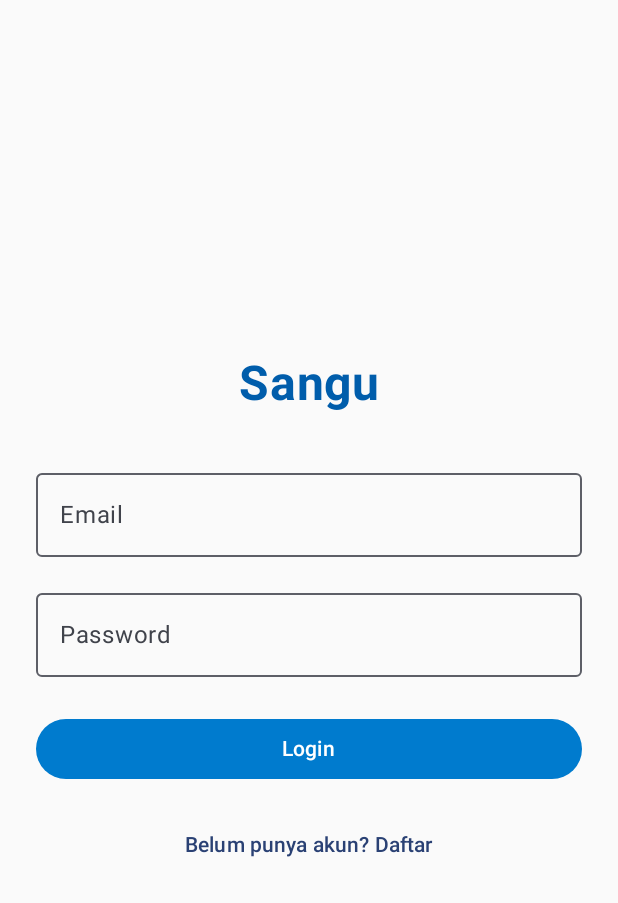
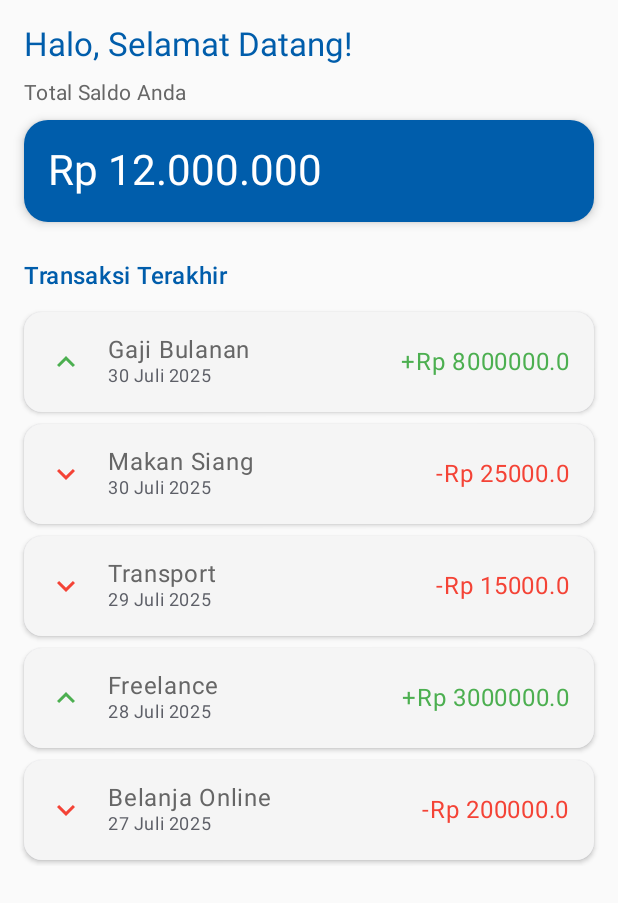
Before and after one commit to Rifqips/Sangu, an Android app built with Jetpack Compose: the screen it shows after launch (MainActivity), after a tap on "Login", on a phone screen of 412 x 824 dp. Shown: the top 903 px of the screen. Run offline under Robolectric (Android 15) with nearby library versions, the phone set to English and light mode, and no system bars; our stand-ins replace Dagger/Hilt's generated code, accompanist.

Commit message:
slicing dashboard ui

```diff
--- a/app/src/main/java/id/application/sangugue/data/model/UserDto.kt
+++ b/app/src/main/java/id/application/sangugue/data/model/auth/UserDto.kt
@@ -1,4 +1,4 @@
-package id.application.sangugue.data.model
+package id.application.sangugue.data.model.auth
 
 data class UserDto(
     val username: String = "",
--- /dev/null
+++ b/app/src/main/java/id/application/sangugue/data/model/transaction/Transaction.kt
@@ -0,0 +1,102 @@
+package id.application.sangugue.data.model.transaction
+
+import androidx.compose.foundation.background
+import androidx.compose.foundation.layout.Column
+import androidx.compose.foundation.layout.Row
+import androidx.compose.foundation.layout.Spacer
+import androidx.compose.foundation.layout.fillMaxWidth
+import androidx.compose.foundation.layout.padding
+import androidx.compose.foundation.layout.size
+import androidx.compose.foundation.layout.width
+import androidx.compose.foundation.lazy.LazyColumn
+import androidx.compose.foundation.lazy.items
+import androidx.compose.foundation.shape.RoundedCornerShape
+import androidx.compose.material.icons.Icons
+import androidx.compose.material.icons.filled.KeyboardArrowDown
+import androidx.compose.material.icons.filled.KeyboardArrowUp
+import androidx.compose.material3.Card
+import androidx.compose.material3.CardDefaults
+import androidx.compose.material3.Icon
+import androidx.compose.material3.MaterialTheme
+import androidx.compose.material3.Text
+import androidx.compose.runtime.Composable
+import androidx.compose.ui.Alignment
+import androidx.compose.ui.Modifier
+import androidx.compose.ui.graphics.Color
+import androidx.compose.ui.unit.dp
+import id.application.sangugue.ui.theme.GrayText
+import id.application.sangugue.ui.theme.LightGray
+
+data class Transaction(
+    val id: Int,
+    val title: String,
+    val amount: Double,
+    val type: String, // "pemasukan" atau "pengeluaran"
+    val date: String
+)
+
+val sampleTransactions = listOf(
+    Transaction(1, "Gaji Bulanan", 8000000.0, "pemasukan", "30 Juli 2025"),
+    Transaction(2, "Makan Siang", -25000.0, "pengeluaran", "30 Juli 2025"),
+    Transaction(3, "Transport", -15000.0, "pengeluaran", "29 Juli 2025"),
+    Transaction(4, "Freelance", 3000000.0, "pemasukan", "28 Juli 2025"),
+    Transaction(5, "Belanja Online", -200000.0, "pengeluaran", "27 Juli 2025"),
+)
+
+@Composable
+fun TransactionList(transactions: List<Transaction>, modifier: Modifier = Modifier) {
+    LazyColumn(modifier = modifier) {
+        items(transactions) { transaction ->
+            TransactionItem(transaction)
+        }
+    }
+}
+
+@Composable
+fun TransactionItem(transaction: Transaction) {
+    val isIncome = transaction.type == "pemasukan"
+    val color = if (isIncome) Color(0xFF4CAF50) else Color(0xFFF44336)
+
+    Card(
+        modifier = Modifier
+            .fillMaxWidth()
+            .padding(vertical = 4.dp),
+        shape = RoundedCornerShape(12.dp),
+        elevation = CardDefaults.cardElevation(2.dp)
+    ) {
+        Row(
+            modifier = Modifier
+                .background(LightGray)
+                .padding(16.dp),
+            verticalAlignment = Alignment.CenterVertically
+        ) {
+            Icon(
+                imageVector = if (isIncome) Icons.Default.KeyboardArrowUp else Icons.Default.KeyboardArrowDown,
+                contentDescription = null,
+                tint = color,
+                modifier = Modifier.size(24.dp)
+            )
+
+            Spacer(modifier = Modifier.width(16.dp))
+
+            Column(modifier = Modifier.weight(1f)) {
+                Text(
+                    text = transaction.title,
+                    style = MaterialTheme.typography.bodyLarge,
+                    color = GrayText
+                )
+                Text(
+                    text = transaction.date,
+                    style = MaterialTheme.typography.bodySmall,
+                    color = MaterialTheme.colorScheme.outline
+                )
+            }
+
+            Text(
+                text = if (isIncome) "+Rp ${transaction.amount}" else "-Rp ${-transaction.amount}",
+                style = MaterialTheme.typography.bodyLarge,
+                color = color
+            )
+        }
+    }
+}
--- a/app/src/main/java/id/application/sangugue/data/remote/ApiService.kt
+++ b/app/src/main/java/id/application/sangugue/data/remote/ApiService.kt
@@ -1,6 +1,6 @@
 package id.application.sangugue.data.remote
 
-import id.application.sangugue.data.model.UserDto
+import id.application.sangugue.data.model.auth.UserDto
 import retrofit2.http.GET
 
 interface ApiService {
--- a/app/src/main/java/id/application/sangugue/presentation/navigation/AppNavigation.kt
+++ b/app/src/main/java/id/application/sangugue/presentation/navigation/AppNavigation.kt
@@ -7,11 +7,13 @@ import androidx.navigation.compose.composable
 import id.application.sangugue.presentation.screen.auth.login.LoginScreen
 import id.application.sangugue.presentation.screen.auth.register.RegisterScreen
 import id.application.sangugue.presentation.screen.auth.splash.SplashScreen
+import id.application.sangugue.presentation.screen.dashboard.DashboardScreen
 
 sealed class Screen(val route: String) {
     object Splash : Screen("splash")
     object Login : Screen("login")
     object Register : Screen("register")
+    object Dashboard : Screen("dashboard")
 }
 
 @Composable
@@ -26,5 +28,8 @@ fun AppNavGraph(navController: NavHostController) {
         composable(Screen.Register.route) {
             RegisterScreen(navController)
         }
+        composable(Screen.Dashboard.route) {
+            DashboardScreen(navController)
+        }
     }
 }
--- a/app/src/main/java/id/application/sangugue/presentation/screen/auth/login/LoginScreen.kt
+++ b/app/src/main/java/id/application/sangugue/presentation/screen/auth/login/LoginScreen.kt
@@ -70,7 +70,7 @@ fun LoginScreen(navController: NavHostController) {
         Spacer(Modifier.height(24.dp))
 
         Button(
-            onClick = { /* TODO: handle login */ },
+            onClick = { navController.navigate(Screen.Dashboard.route) },
             modifier = Modifier.fillMaxWidth(),
             colors = ButtonDefaults.buttonColors(containerColor = PLNBlue)
         ) {
--- /dev/null
+++ b/app/src/main/java/id/application/sangugue/presentation/screen/dashboard/DashboardScreen.kt
@@ -0,0 +1,81 @@
+package id.application.sangugue.presentation.screen.dashboard
+
+import androidx.compose.foundation.background
+import androidx.compose.foundation.layout.Column
+import androidx.compose.foundation.layout.Spacer
+import androidx.compose.foundation.layout.fillMaxSize
+import androidx.compose.foundation.layout.fillMaxWidth
+import androidx.compose.foundation.layout.height
+import androidx.compose.foundation.layout.padding
+import androidx.compose.foundation.shape.RoundedCornerShape
+import androidx.compose.material3.Card
+import androidx.compose.material3.CardDefaults
+import androidx.compose.material3.MaterialTheme
+import androidx.compose.material3.Text
+import androidx.compose.runtime.Composable
+import androidx.compose.ui.Modifier
+import androidx.compose.ui.graphics.Color
+import androidx.compose.ui.unit.dp
+import androidx.navigation.NavHostController
+import id.application.sangugue.data.model.transaction.TransactionList
+import id.application.sangugue.data.model.transaction.sampleTransactions
+import id.application.sangugue.ui.theme.GrayText
+import id.application.sangugue.ui.theme.PLNBlueDark
+import id.application.sangugue.ui.theme.White
+import id.application.sangugue.utils.Utils.SetSystemBarColor
+
+@Composable
+fun DashboardScreen(navController: NavHostController) {
+    SetSystemBarColor(color = White, darkIcons = true)
+
+
+    Column(
+        modifier = Modifier
+            .fillMaxSize()
+            .padding(16.dp)
+    ) {
+        Text(
+            text = "Halo, Selamat Datang!",
+            style = MaterialTheme.typography.titleLarge,
+            color = PLNBlueDark
+        )
+
+        Spacer(modifier = Modifier.height(8.dp))
+
+        Text(
+            text = "Total Saldo Anda",
+            style = MaterialTheme.typography.bodyMedium,
+            color = GrayText
+        )
+
+        Card(
+            modifier = Modifier
+                .fillMaxWidth()
+                .padding(vertical = 8.dp),
+            colors = CardDefaults.cardColors(containerColor = PLNBlueDark),
+            shape = RoundedCornerShape(16.dp),
+            elevation = CardDefaults.cardElevation(4.dp)
+        ) {
+            Column(modifier = Modifier.padding(16.dp)) {
+                Text(
+                    text = "Rp 12.000.000",
+                    style = MaterialTheme.typography.headlineMedium,
+                    color = Color.White
+                )
+            }
+        }
+
+        Spacer(modifier = Modifier.height(16.dp))
+
+        Text(
+            text = "Transaksi Terakhir",
+            style = MaterialTheme.typography.titleMedium,
+            color = PLNBlueDark
+        )
+
+        TransactionList(
+            transactions = sampleTransactions.take(5),
+            modifier = Modifier.padding(top = 8.dp)
+        )
+    }
+}
```
Also changed, not shown: app/src/main/res/drawable/ic_logo.png.
